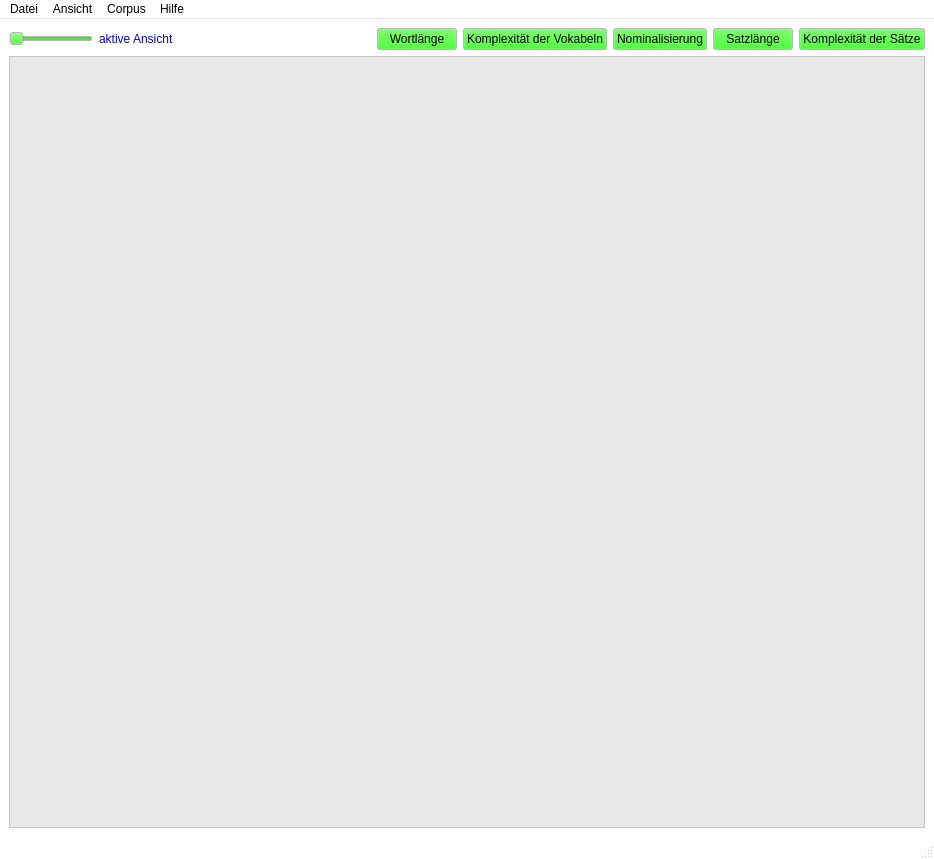
Above: src/ui/ui_files/testview.ui from Zarnosch/AVaAoMDTV before the change. Below: the same form after it.
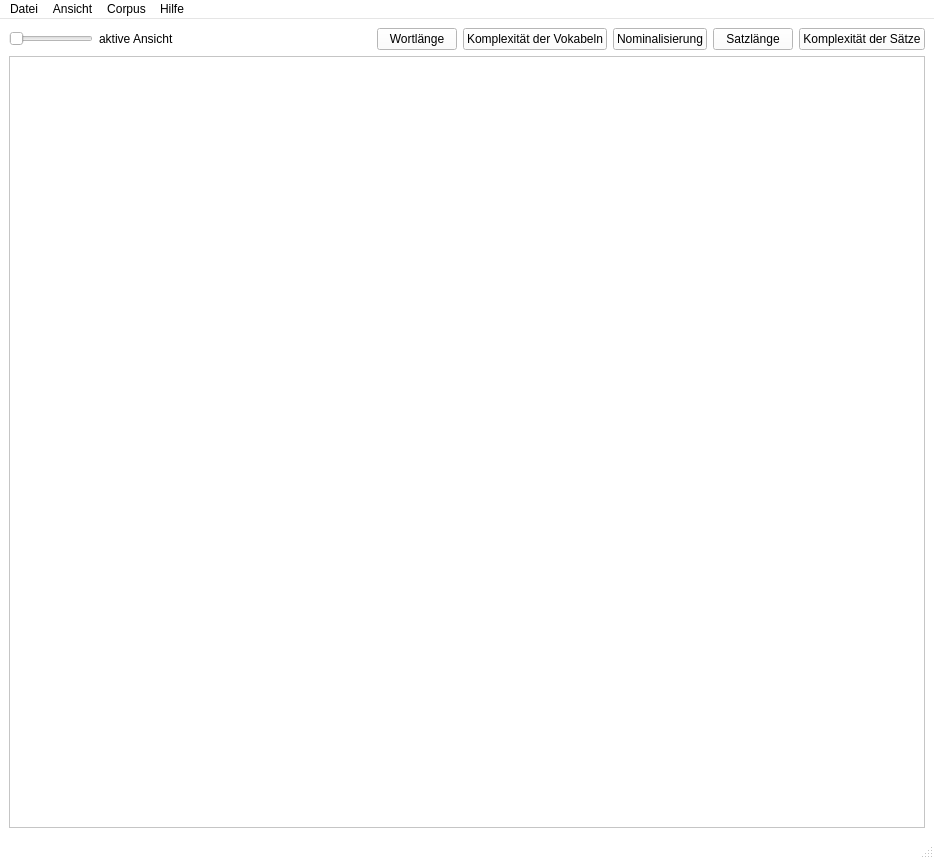
That is the form after the change.

Commit message: This should fixed the green color on mac and linux

```diff
--- a/src/ui/ui_files/testview.ui
+++ b/src/ui/ui_files/testview.ui
@@ -16,54 +16,54 @@
      <colorrole role="WindowText">
       <brush brushstyle="SolidPattern">
        <color alpha="255">
-        <red>4</red>
-        <green>4</green>
-        <blue>191</blue>
+        <red>0</red>
+        <green>0</green>
+        <blue>0</blue>
        </color>
       </brush>
      </colorrole>
      <colorrole role="Button">
       <brush brushstyle="SolidPattern">
        <color alpha="255">
-        <red>24</red>
-        <green>240</green>
-        <blue>0</blue>
+        <red>255</red>
+        <green>255</green>
+        <blue>255</blue>
        </color>
       </brush>
      </colorrole>
      <colorrole role="Light">
       <brush brushstyle="SolidPattern">
        <color alpha="255">
-        <red>181</red>
+        <red>255</red>
         <green>255</green>
-        <blue>184</blue>
+        <blue>255</blue>
        </color>
       </brush>
      </colorrole>
      <colorrole role="Midlight">
       <brush brushstyle="SolidPattern">
        <color alpha="255">
-        <red>9</red>
-        <green>118</green>
-        <blue>3</blue>
+        <red>255</red>
+        <green>255</green>
+        <blue>255</blue>
        </color>
       </brush>
      </colorrole>
      <colorrole role="Dark">
       <brush brushstyle="SolidPattern">
        <color alpha="255">
-        <red>6</red>
-        <green>160</green>
-        <blue>155</blue>
+        <red>127</red>
+        <green>127</green>
+        <blue>127</blue>
        </color>
       </brush>
      </colorrole>
      <colorrole role="Mid">
       <brush brushstyle="SolidPattern">
        <color alpha="255">
-        <red>8</red>
-        <green>89</green>
-        <blue>160</blue>
+        <red>170</red>
+        <green>170</green>
+        <blue>170</blue>
        </color>
       </brush>
      </colorrole>
@@ -76,6 +76,15 @@
        </color>
       </brush>
      </colorrole>
+     <colorrole role="BrightText">
+      <brush brushstyle="SolidPattern">
+       <color alpha="255">
+        <red>255</red>
+        <green>255</green>
+        <blue>255</blue>
+       </color>
+      </brush>
+     </colorrole>
      <colorrole role="ButtonText">
       <brush brushstyle="SolidPattern">
        <color alpha="255">
@@ -88,9 +97,9 @@
      <colorrole role="Base">
       <brush brushstyle="SolidPattern">
        <color alpha="255">
-        <red>232</red>
-        <green>232</green>
-        <blue>232</blue>
+        <red>255</red>
+        <green>255</green>
+        <blue>255</blue>
        </color>
       </brush>
      </colorrole>
@@ -103,59 +112,95 @@
        </color>
       </brush>
      </colorrole>
+     <colorrole role="Shadow">
+      <brush brushstyle="SolidPattern">
+       <color alpha="255">
+        <red>0</red>
+        <green>0</green>
+        <blue>0</blue>
+       </color>
+      </brush>
+     </colorrole>
+     <colorrole role="AlternateBase">
+      <brush brushstyle="SolidPattern">
+       <color alpha="255">
+        <red>255</red>
+        <green>255</green>
+        <blue>255</blue>
+       </color>
+      </brush>
+     </colorrole>
+     <colorrole role="ToolTipBase">
+      <brush brushstyle="SolidPattern">
+       <color alpha="255">
+        <red>255</red>
+        <green>255</green>
+        <blue>220</blue>
+       </color>
+      </brush>
+     </colorrole>
+     <colorrole role="ToolTipText">
+      <brush brushstyle="SolidPattern">
+       <color alpha="255">
+        <red>0</red>
+        <green>0</green>
+        <blue>0</blue>
+       </color>
+      </brush>
+     </colorrole>
     </active>
     <inactive>
      <colorrole role="WindowText">
       <brush brushstyle="SolidPattern">
        <color alpha="255">
-        <red>4</red>
-        <green>4</green>
-        <blue>191</blue>
+        <red>0</red>
+        <green>0</green>
+        <blue>0</blue>
        </color>
       </brush>
      </colorrole>
      <colorrole role="Button">
       <brush brushstyle="SolidPattern">
        <color alpha="255">
-        <red>24</red>
-        <green>240</green>
-        <blue>0</blue>
+        <red>255</red>
+        <green>255</green>
+        <blue>255</blue>
        </color>
       </brush>
      </colorrole>
      <colorrole role="Light">
       <brush brushstyle="SolidPattern">
        <color alpha="255">
-        <red>181</red>
+        <red>255</red>
         <green>255</green>
-        <blue>184</blue>
+        <blue>255</blue>
        </color>
       </brush>
      </colorrole>
      <colorrole role="Midlight">
       <brush brushstyle="SolidPattern">
        <color alpha="255">
-        <red>9</red>
-        <green>118</green>
-        <blue>3</blue>
+        <red>255</red>
+        <green>255</green>
+        <blue>255</blue>
        </color>
       </brush>
      </colorrole>
      <colorrole role="Dark">
       <brush brushstyle="SolidPattern">
        <color alpha="255">
-        <red>6</red>
-        <green>160</green>
-        <blue>155</blue>
+        <red>127</red>
+        <green>127</green>
+        <blue>127</blue>
        </color>
       </brush>
      </colorrole>
      <colorrole role="Mid">
       <brush brushstyle="SolidPattern">
        <color alpha="255">
-        <red>8</red>
-        <green>89</green>
-        <blue>160</blue>
+        <red>170</red>
+        <green>170</green>
+        <blue>170</blue>
        </color>
       </brush>
      </colorrole>
@@ -168,6 +213,15 @@
        </color>
       </brush>
      </colorrole>
+     <colorrole role="BrightText">
+      <brush brushstyle="SolidPattern">
+       <color alpha="255">
+        <red>255</red>
+        <green>255</green>
+        <blue>255</blue>
+       </color>
+      </brush>
+     </colorrole>
      <colorrole role="ButtonText">
       <brush brushstyle="SolidPattern">
        <color alpha="255">
@@ -180,9 +234,9 @@
      <colorrole role="Base">
       <brush brushstyle="SolidPattern">
        <color alpha="255">
-        <red>232</red>
-        <green>232</green>
-        <blue>232</blue>
+        <red>255</red>
+        <green>255</green>
+        <blue>255</blue>
        </color>
       </brush>
      </colorrole>
@@ -195,77 +249,122 @@
        </color>
       </brush>
      </colorrole>
+     <colorrole role="Shadow">
+      <brush brushstyle="SolidPattern">
+       <color alpha="255">
+        <red>0</red>
+        <green>0</green>
+        <blue>0</blue>
+       </color>
+      </brush>
+     </colorrole>
+     <colorrole role="AlternateBase">
+      <brush brushstyle="SolidPattern">
+       <color alpha="255">
+        <red>255</red>
+        <green>255</green>
+        <blue>255</blue>
+       </color>
+      </brush>
+     </colorrole>
+     <colorrole role="ToolTipBase">
+      <brush brushstyle="SolidPattern">
+       <color alpha="255">
+        <red>255</red>
+        <green>255</green>
+        <blue>220</blue>
+       </color>
+      </brush>
+     </colorrole>
+     <colorrole role="ToolTipText">
+      <brush brushstyle="SolidPattern">
+       <color alpha="255">
+        <red>0</red>
+        <green>0</green>
+        <blue>0</blue>
+       </color>
+      </brush>
+     </colorrole>
     </inactive>
     <disabled>
      <colorrole role="WindowText">
       <brush brushstyle="SolidPattern">
        <color alpha="255">
-        <red>6</red>
-        <green>160</green>
-        <blue>155</blue>
+        <red>127</red>
+        <green>127</green>
+        <blue>127</blue>
        </color>
       </brush>
      </colorrole>
      <colorrole role="Button">
       <brush brushstyle="SolidPattern">
        <color alpha="255">
-        <red>24</red>
-        <green>240</green>
-        <blue>0</blue>
+        <red>255</red>
+        <green>255</green>
+        <blue>255</blue>
        </color>
       </brush>
      </colorrole>
      <colorrole role="Light">
       <brush brushstyle="SolidPattern">
        <color alpha="255">
-        <red>181</red>
+        <red>255</red>
         <green>255</green>
-        <blue>184</blue>
+        <blue>255</blue>
        </color>
       </brush>
      </colorrole>
      <colorrole role="Midlight">
       <brush brushstyle="SolidPattern">
        <color alpha="255">
-        <red>9</red>
-        <green>118</green>
-        <blue>3</blue>
+        <red>255</red>
+        <green>255</green>
+        <blue>255</blue>
        </color>
       </brush>
      </colorrole>
      <colorrole role="Dark">
       <brush brushstyle="SolidPattern">
        <color alpha="255">
-        <red>6</red>
-        <green>160</green>
-        <blue>155</blue>
+        <red>127</red>
+        <green>127</green>
+        <blue>127</blue>
        </color>
       </brush>
      </colorrole>
      <colorrole role="Mid">
       <brush brushstyle="SolidPattern">
        <color alpha="255">
-        <red>8</red>
-        <green>89</green>
-        <blue>160</blue>
+        <red>170</red>
+        <green>170</green>
+        <blue>170</blue>
        </color>
       </brush>
      </colorrole>
      <colorrole role="Text">
       <brush brushstyle="SolidPattern">
        <color alpha="255">
-        <red>6</red>
-        <green>160</green>
-        <blue>155</blue>
+        <red>127</red>
+        <green>127</green>
+        <blue>127</blue>
+       </color>
+      </brush>
+     </colorrole>
+     <colorrole role="BrightText">
+      <brush brushstyle="SolidPattern">
+       <color alpha="255">
+        <red>255</red>
+        <green>255</green>
+        <blue>255</blue>
        </color>
       </brush>
      </colorrole>
      <colorrole role="ButtonText">
       <brush brushstyle="SolidPattern">
        <color alpha="255">
-        <red>6</red>
-        <green>160</green>
-        <blue>155</blue>
+        <red>127</red>
+        <green>127</green>
+        <blue>127</blue>
        </color>
       </brush>
      </colorrole>
@@ -287,6 +386,42 @@
        </color>
       </brush>
      </colorrole>
+     <colorrole role="Shadow">
+      <brush brushstyle="SolidPattern">
+       <color alpha="255">
+        <red>0</red>
+        <green>0</green>
+        <blue>0</blue>
+       </color>
+      </brush>
+     </colorrole>
+     <colorrole role="AlternateBase">
+      <brush brushstyle="SolidPattern">
+       <color alpha="255">
+        <red>255</red>
+        <green>255</green>
+        <blue>255</blue>
+       </color>
+      </brush>
+     </colorrole>
+     <colorrole role="ToolTipBase">
+      <brush brushstyle="SolidPattern">
+       <color alpha="255">
+        <red>255</red>
+        <green>255</green>
+        <blue>220</blue>
+       </color>
+      </brush>
+     </colorrole>
+     <colorrole role="ToolTipText">
+      <brush brushstyle="SolidPattern">
+       <color alpha="255">
+        <red>0</red>
+        <green>0</green>
+        <blue>0</blue>
+       </color>
+      </brush>
+     </colorrole>
     </disabled>
    </palette>
   </property>
```
The commit also changes 1 other file.
